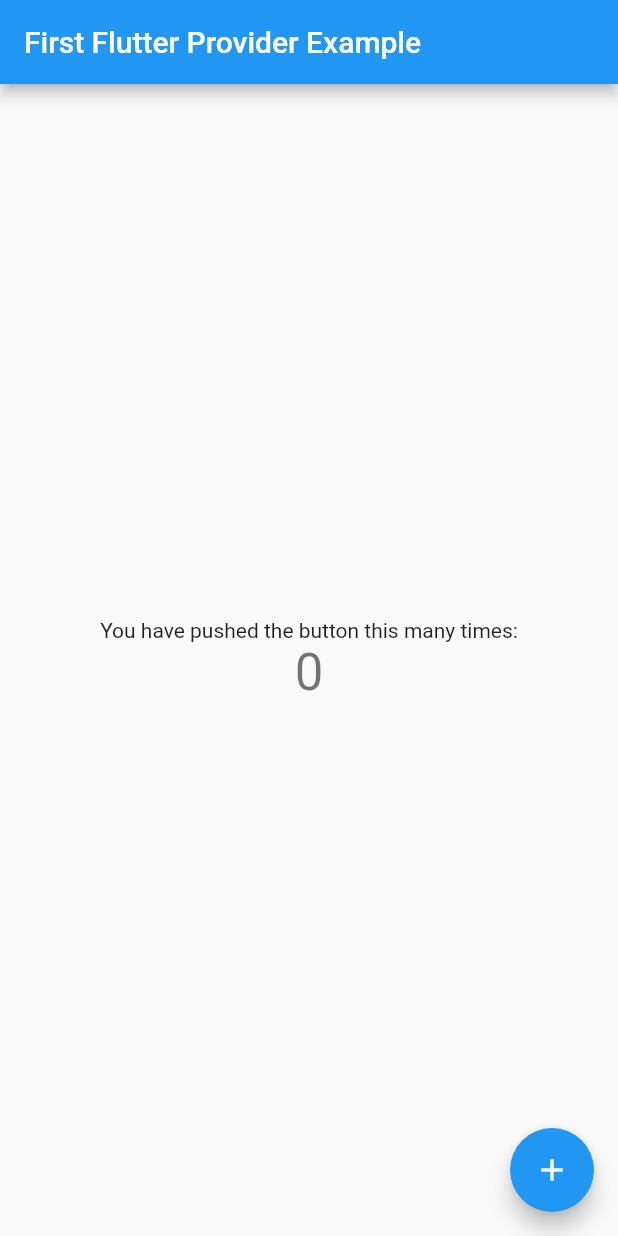
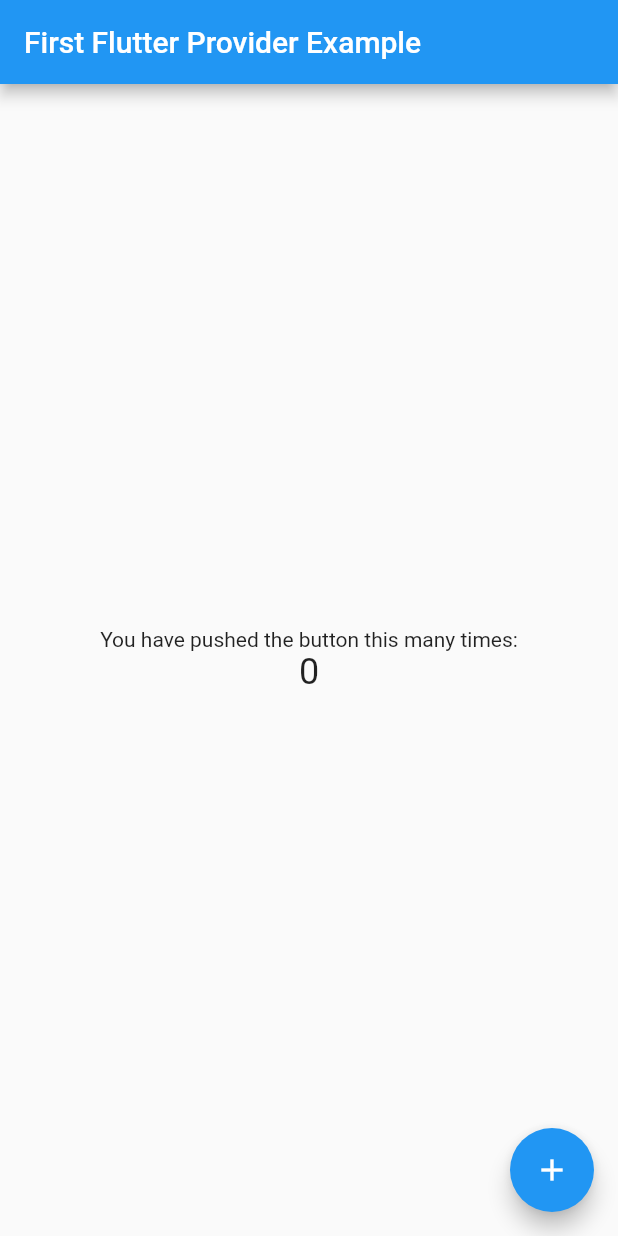
Before and after one commit to gurutaka/provider_sample, a Flutter app: the screen it shows after launch, on a phone screen of 412 x 824 dp. Run offline on Flutter 3.47's test engine with Material 2 defaults, Android fonts, the phone set to English and light mode, and no system bars.

```diff
--- a/lib/main.dart
+++ b/lib/main.dart
@@ -12,7 +12,7 @@ class MyApp extends StatelessWidget {
         primarySwatch: Colors.blue,
       ),
       home: ChangeNotifierProvider<Counter>(
-        builder: (_) => Counter(0),
+        create: (context) => Counter(),
         child: MyHomePage(),
       ),
     );
@@ -20,10 +20,7 @@ class MyApp extends StatelessWidget {
 }
 
 class Counter with ChangeNotifier {
-  int _value;
-
-  Counter(this._value);
-
+  int _value = 0;
   int get value => this._value;
 
   _increment() {
@@ -72,10 +69,13 @@ class WidgetNumText extends StatelessWidget {
   const WidgetNumText({Key key}) : super(key: key);
   @override
   Widget build(BuildContext context) {
-    final counter = Provider.of<Counter>(context);
-    return Text(
-      '${counter.value}',
-      style: Theme.of(context).textTheme.display1,
+    return Consumer<Counter>(
+      builder: (context, counter, _) {
+        return Text(
+          '${counter.value}',
+          style: Theme.of(context).textTheme.headline,
+        );
+      },
     );
   }
 }
--- a/pubspec.yaml
+++ b/pubspec.yaml
@@ -19,7 +19,7 @@ environment:
 dependencies:
   flutter:
     sdk: flutter
-  provider: ^3.1.0
+  provider: ^4.0.5+1
 
   # The following adds the Cupertino Icons font to your application.
   # Use with the CupertinoIcons class for iOS style icons.
```
Also changed, not shown: pubspec.lock, 1 other file.
